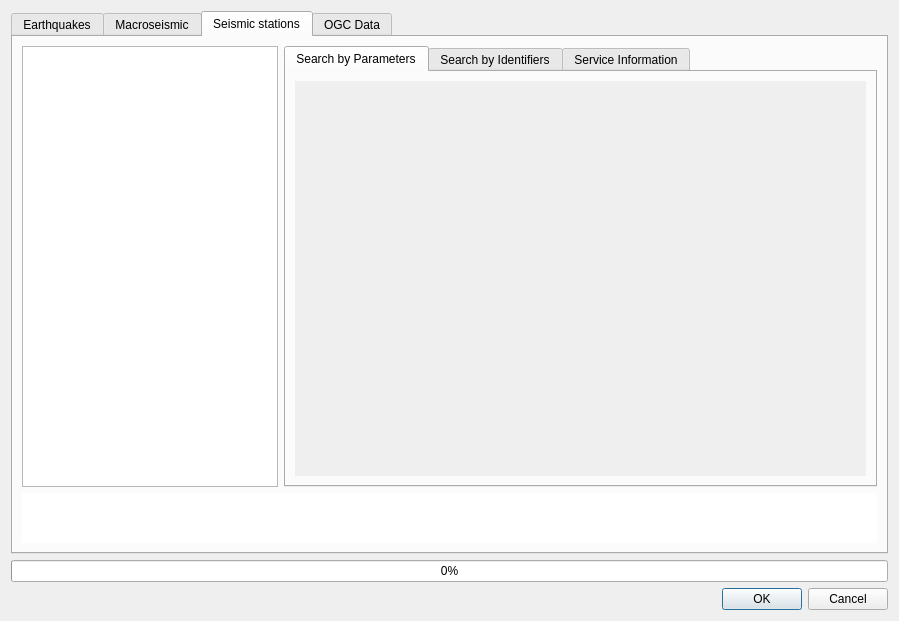
This is qquake/ui/qquake_dialog_base.ui in INGV/qquake as Qt 5 draws it before an edit. The edited form follows.
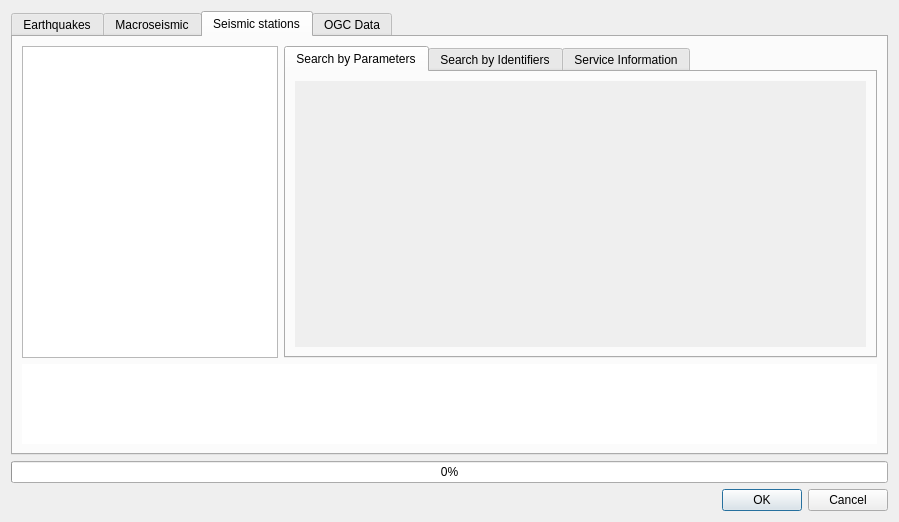
This is the edited form. The open tabs and pages were chosen to show the change.

Commit message: Initial GUI work for basic output mode

```diff
--- a/qquake/ui/qquake_dialog_base.ui
+++ b/qquake/ui/qquake_dialog_base.ui
@@ -7,7 +7,7 @@
     <x>0</x>
     <y>0</y>
     <width>899</width>
-    <height>621</height>
+    <height>522</height>
    </rect>
   </property>
   <property name="windowTitle">
@@ -316,10 +316,16 @@
        </item>
        <item row="1" column="0" colspan="2">
         <widget class="QTextBrowser" name="fdsn_station_url_text_browser">
+         <property name="minimumSize">
+          <size>
+           <width>0</width>
+           <height>80</height>
+          </size>
+         </property>
          <property name="maximumSize">
           <size>
            <width>16777215</width>
-           <height>50</height>
+           <height>80</height>
           </size>
          </property>
          <property name="frameShape">
@@ -372,7 +378,7 @@
                    <x>0</x>
                    <y>0</y>
                    <width>575</width>
-                   <height>379</height>
+                   <height>250</height>
                   </rect>
                  </property>
                  <layout class="QVBoxLayout" name="verticalLayout_17">
```
Left out of the diff: 22 changed lines with no effect on the pictures. The commit also changes 4 other files.
